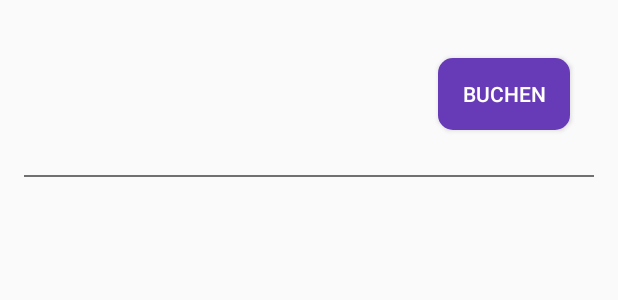
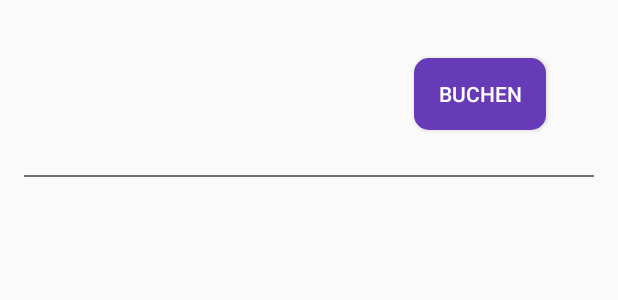
Before and after one commit to SimonPietrucha/MitfahrApp, an Android app: the layout item_mitfahrgelegenheit.xml on its own in the app's theme, with its tools: preview values and no code run, on a phone screen of 412 x 824 dp. Shown: the top 300 px of the screen. Run offline under Robolectric (Android 15) with nearby library versions, the phone set to English and light mode, and no system bars.

Commit message:
design fixes mitfahrgelegenheit 2

```diff
--- a/app/src/main/res/layout/item_mitfahrgelegenheit.xml
+++ b/app/src/main/res/layout/item_mitfahrgelegenheit.xml
@@ -38,7 +38,7 @@
         android:id="@+id/buttonBuchen"
         android:layout_width="wrap_content"
         android:layout_height="wrap_content"
-        android:layout_marginStart="64dp"
+        android:layout_marginStart="32dp"
         android:background="@drawable/button_background"
         android:text="Buchen"
         android:textColor="#ffffff"
```
